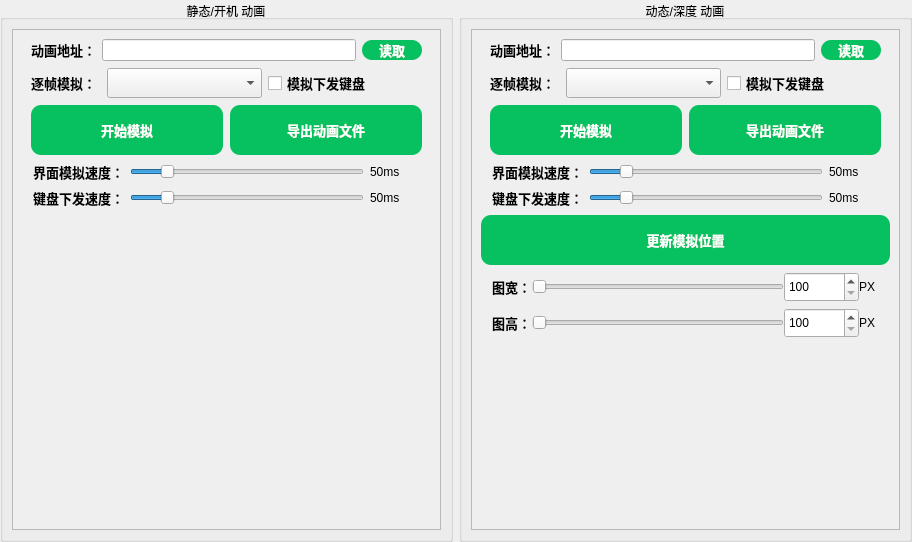
GuangYanJiaoHu/GY_KeyMatrixConverter, file GY_FunctionUi/GY_AnimationSettingUi.ui: the form before one commit.
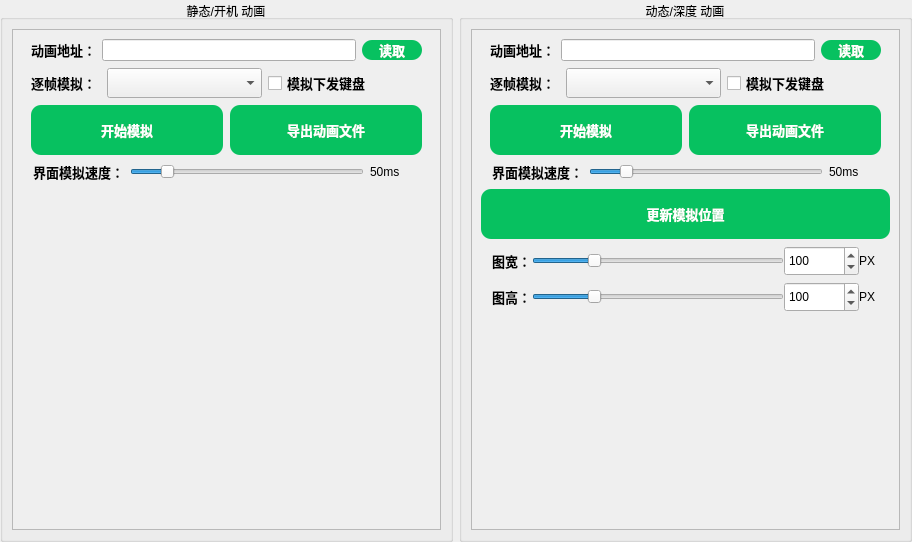
The form after the commit.

```diff
--- a/GY_FunctionUi/GY_AnimationSettingUi.ui
+++ b/GY_FunctionUi/GY_AnimationSettingUi.ui
@@ -317,53 +317,6 @@
                 <property name="bottomMargin">
                  <number>0</number>
                 </property>
-                <item row="1" column="0">
-                 <widget class="QLabel" name="label_StaticSend">
-                  <property name="font">
-                   <font>
-                    <family>微软雅黑</family>
-                    <pointsize>10</pointsize>
-                    <bold>true</bold>
-                   </font>
-                  </property>
-                  <property name="text">
-                   <string>键盘下发速度：</string>
-                  </property>
-                 </widget>
-                </item>
-                <item row="0" column="0">
-                 <widget class="QLabel" name="label_StaticUi">
-                  <property name="font">
-                   <font>
-                    <family>微软雅黑</family>
-                    <pointsize>10</pointsize>
-                    <bold>true</bold>
-                   </font>
-                  </property>
-                  <property name="text">
-                   <string>界面模拟速度：</string>
-                  </property>
-                 </widget>
-                </item>
-                <item row="1" column="2">
-                 <widget class="QLabel" name="label_StaticSendMs">
-                  <property name="minimumSize">
-                   <size>
-                    <width>50</width>
-                    <height>0</height>
-                   </size>
-                  </property>
-                  <property name="maximumSize">
-                   <size>
-                    <width>50</width>
-                    <height>16777215</height>
-                   </size>
-                  </property>
-                  <property name="text">
-                   <string>50ms</string>
-                  </property>
-                 </widget>
-                </item>
                 <item row="0" column="2">
                  <widget class="QLabel" name="label_StaticUiMs">
                   <property name="minimumSize">
@@ -383,6 +336,20 @@
                   </property>
                  </widget>
                 </item>
+                <item row="0" column="0">
+                 <widget class="QLabel" name="label_StaticUi">
+                  <property name="font">
+                   <font>
+                    <family>微软雅黑</family>
+                    <pointsize>10</pointsize>
+                    <bold>true</bold>
+                   </font>
+                  </property>
+                  <property name="text">
+                   <string>界面模拟速度：</string>
+                  </property>
+                 </widget>
+                </item>
                 <item row="0" column="1">
                  <widget class="QSlider" name="horizontalSlider_StaticUi">
                   <property name="minimum">
@@ -402,25 +369,6 @@
                   </property>
                  </widget>
                 </item>
-                <item row="1" column="1">
-                 <widget class="QSlider" name="horizontalSlider_StaticSend">
-                  <property name="minimum">
-                   <number>10</number>
-                  </property>
-                  <property name="maximum">
-                   <number>300</number>
-                  </property>
-                  <property name="pageStep">
-                   <number>1</number>
-                  </property>
-                  <property name="value">
-                   <number>50</number>
-                  </property>
-                  <property name="orientation">
-                   <enum>Qt::Orientation::Horizontal</enum>
-                  </property>
-                 </widget>
-                </item>
                </layout>
               </widget>
              </item>
@@ -552,7 +500,7 @@
                 <item row="1" column="1">
                  <widget class="QSlider" name="horizontalSlider_PixmapHeight">
                   <property name="minimum">
-                   <number>100</number>
+                   <number>10</number>
                   </property>
                   <property name="maximum">
                    <number>400</number>
@@ -568,7 +516,7 @@
                 <item row="0" column="1">
                  <widget class="QSlider" name="horizontalSlider_PixmapWidth">
                   <property name="minimum">
-                   <number>100</number>
+                   <number>10</number>
                   </property>
                   <property name="maximum">
                    <number>400</number>
@@ -635,11 +583,14 @@
                    </size>
                   </property>
                   <property name="minimum">
-                   <number>100</number>
+                   <number>10</number>
                   </property>
                   <property name="maximum">
                    <number>400</number>
                   </property>
+                  <property name="value">
+                   <number>100</number>
+                  </property>
                  </widget>
                 </item>
                 <item row="1" column="2">
@@ -651,11 +602,14 @@
                    </size>
                   </property>
                   <property name="minimum">
-                   <number>100</number>
+                   <number>10</number>
                   </property>
                   <property name="maximum">
                    <number>400</number>
                   </property>
+                  <property name="value">
+                   <number>100</number>
+                  </property>
                  </widget>
                 </item>
                </layout>
@@ -701,20 +655,6 @@
                   </property>
                  </widget>
                 </item>
-                <item row="1" column="0">
-                 <widget class="QLabel" name="label_DynamicSend">
-                  <property name="font">
-                   <font>
-                    <family>微软雅黑</family>
-                    <pointsize>10</pointsize>
-                    <bold>true</bold>
-                   </font>
-                  </property>
-                  <property name="text">
-                   <string>键盘下发速度：</string>
-                  </property>
-                 </widget>
-                </item>
                 <item row="0" column="0">
                  <widget class="QLabel" name="label_DynamicUi">
                   <property name="font">
@@ -729,25 +669,6 @@
                   </property>
                  </widget>
                 </item>
-                <item row="1" column="2">
-                 <widget class="QLabel" name="label_DynamicSendMs">
-                  <property name="minimumSize">
-                   <size>
-                    <width>50</width>
-                    <height>0</height>
-                   </size>
-                  </property>
-                  <property name="maximumSize">
-                   <size>
-                    <width>50</width>
-                    <height>16777215</height>
-                   </size>
-                  </property>
-                  <property name="text">
-                   <string>50ms</string>
-                  </property>
-                 </widget>
-                </item>
                 <item row="0" column="1">
                  <widget class="QSlider" name="horizontalSlider_DynamicUi">
                   <property name="minimum">
@@ -764,22 +685,6 @@
                   </property>
                  </widget>
                 </item>
-                <item row="1" column="1">
-                 <widget class="QSlider" name="horizontalSlider_DynamicSend">
-                  <property name="minimum">
-                   <number>10</number>
-                  </property>
-                  <property name="maximum">
-                   <number>300</number>
-                  </property>
-                  <property name="value">
-                   <number>50</number>
-                  </property>
-                  <property name="orientation">
-                   <enum>Qt::Orientation::Horizontal</enum>
-                  </property>
-                 </widget>
-                </item>
                </layout>
               </widget>
              </item>
```
